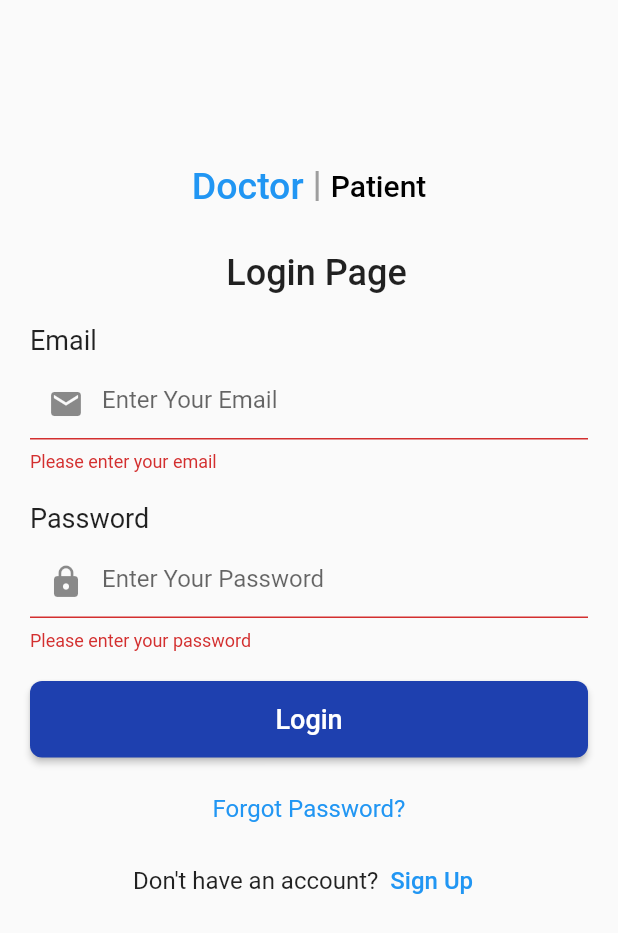
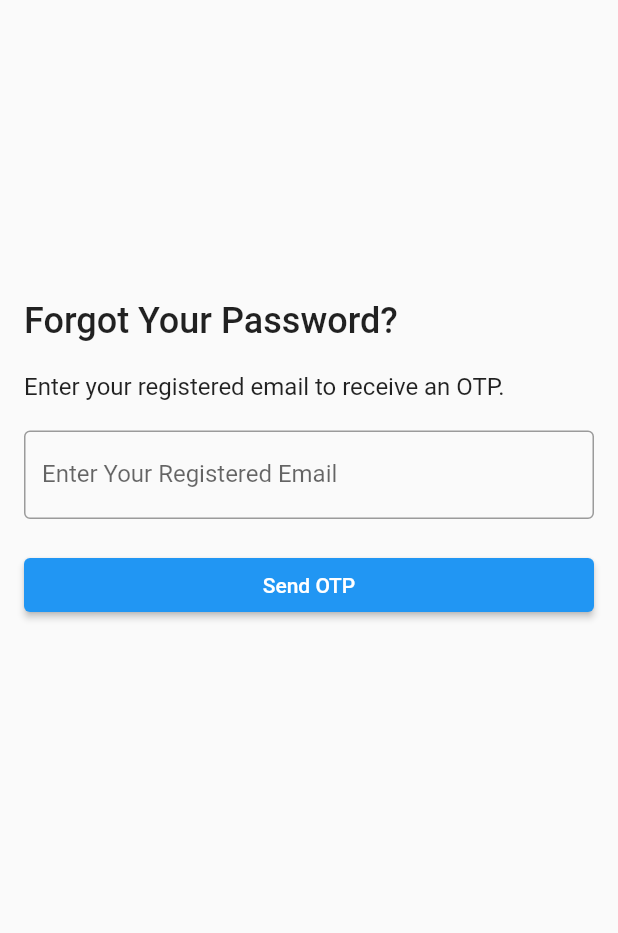
Before and after one commit to fufex3934/doctor-appointment, a Flutter app: the LoginPage screen opened directly, after a tap on "Login", after a tap on "Forgot Password?", on a phone screen of 412 x 824 dp. Shown: the top 933 px of the screen. Run offline on Flutter 3.47's test engine with Material 2 defaults, Android fonts, the light colour scheme and no system bars; our stand-ins replace geolocator, google_maps_flutter, table_calendar.

Commit message:
reset and forget password page

```diff
--- /dev/null
+++ b/lib/view/forgot_password.dart
@@ -0,0 +1,73 @@
+import 'package:flutter/material.dart';
+import './reset_password.dart';
+class ForgotPasswordPage extends StatefulWidget {
+  @override
+  _ForgotPasswordPageState createState() => _ForgotPasswordPageState();
+}
+
+class _ForgotPasswordPageState extends State<ForgotPasswordPage> {
+  bool otpSent = false;
+
+  @override
+  Widget build(BuildContext context) {
+    return Scaffold(
+      body: Padding(
+        padding: const EdgeInsets.only(left: 16.0, right: 16.0, top: 200.0),
+        child: Column(
+          crossAxisAlignment: CrossAxisAlignment.stretch,
+          children: [
+            Text(
+              'Forgot Your Password?',
+              style: TextStyle(fontSize: 24, fontWeight: FontWeight.w500),
+            ),
+            SizedBox(height: 20),
+            Text(
+              'Enter your registered email to receive an OTP.',
+              style: TextStyle(fontSize: 16),
+            ),
+            SizedBox(height: 20),
+            TextField(
+              decoration: InputDecoration(
+                labelText: 'Enter Your Registered Email',
+                border: OutlineInputBorder(),
+              ),
+            ),
+            SizedBox(height: 20),
+            ElevatedButton(
+              onPressed: () {
+                setState(() {
+                  otpSent = true;
+                });
+                // Logic to send OTP
+              },
+              child: Text('Send OTP'),
+            ),
+            if (otpSent) ...[
+              SizedBox(height: 20),
+              Text('An OTP has been sent to your email. Please enter it below.',
+                  style: TextStyle(fontSize: 16)),
+              SizedBox(height: 20),
+              TextField(
+                decoration: InputDecoration(
+                  labelText: 'Enter OTP You Receive From Email',
+                  border: OutlineInputBorder(),
+                ),
+              ),
+              SizedBox(height: 20),
+              ElevatedButton(
+                onPressed: () {
+                  Navigator.push(context,MaterialPageRoute(
+                    builder:(context)=>ResetPasswordPage()
+                  ),
+                  );
+                  // Logic to verify OTP and reset password
+                },
+                child: Text('Confirm'),
+              ),
+            ],
+          ],
+        ),
+      ),
+    );
+  }
+}
--- a/lib/view/login_page.dart
+++ b/lib/view/login_page.dart
@@ -6,6 +6,7 @@ import 'package:doctor/view/4Patient/Category/CategoryChoose.dart';
 import 'package:doctor/view/Registration_page.dart';
 import 'package:flutter/material.dart';
 import 'package:http/http.dart' as http;
+import './forgot_password.dart';
 
 class LoginPage extends StatefulWidget {
   static const routeName = 'login';
@@ -210,7 +211,10 @@ class _LoginPageState extends State<LoginPage> {
             const SizedBox(height: 10),
             TextButton(
               onPressed: () {
-                // Add forgot password logic here
+                Navigator.push(
+                    context,
+                    MaterialPageRoute(
+                        builder: (context) => ForgotPasswordPage()));
               },
               child: const Text(
                 "Forgot Password?",
```
Also changed, not shown: lib/view/reset_password.dart (added, +58 -0 lines), pubspec.lock.
